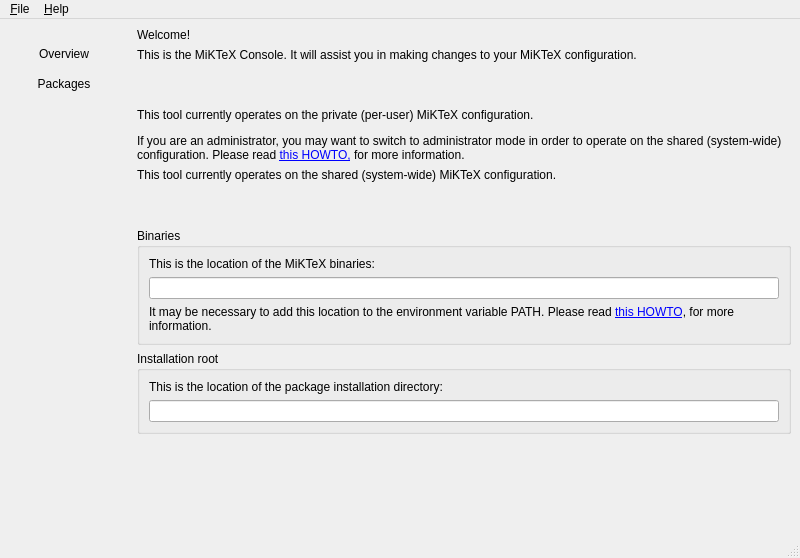
Before: the Qt Designer form Programs/MiKTeX/Console/Qt/mainwindow.ui in MiKTeX/miktex, drawn with Qt 5.
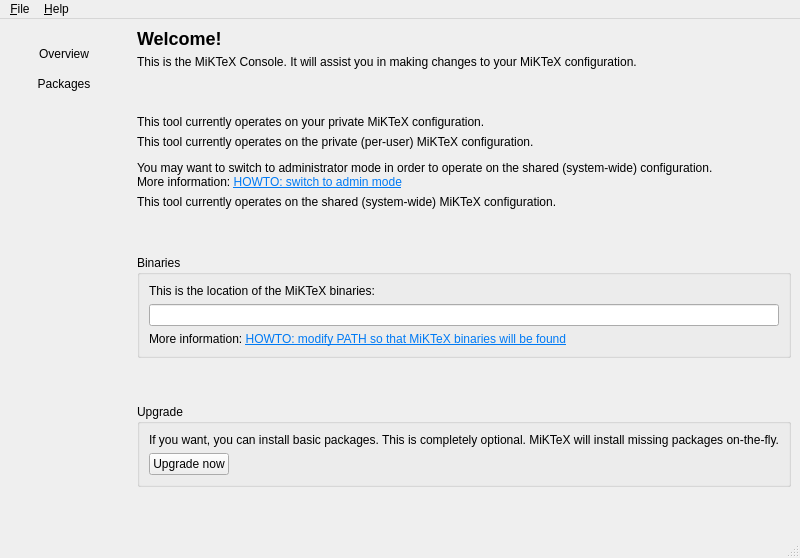
After: the same form once the commit is applied. The open tabs and pages were chosen to show the change. Icons and pictures are not drawn.

Commit message: MiKTeX Console

Diff of the .ui file:
```diff
--- a/Programs/MiKTeX/Console/Qt/mainwindow.ui
+++ b/Programs/MiKTeX/Console/Qt/mainwindow.ui
@@ -208,7 +208,7 @@
         <item>
          <widget class="QLabel" name="label_5">
           <property name="text">
-           <string>Welcome!</string>
+           <string>&lt;h2&gt;Welcome!&lt;/h2&gt;</string>
           </property>
          </widget>
         </item>
@@ -238,12 +238,34 @@
           </property>
          </spacer>
         </item>
+        <item>
+         <widget class="QWidget" name="privateMode" native="true">
+          <layout class="QVBoxLayout" name="verticalLayout_5">
+           <property name="leftMargin">
+            <number>0</number>
+           </property>
+           <property name="topMargin">
+            <number>0</number>
+           </property>
+           <property name="rightMargin">
+            <number>0</number>
+           </property>
+           <property name="bottomMargin">
+            <number>0</number>
+           </property>
+           <item>
+            <widget class="QLabel" name="label_6">
+             <property name="text">
+              <string>This tool currently operates on your private MiKTeX configuration.</string>
+             </property>
+            </widget>
+           </item>
+          </layout>
+         </widget>
+        </item>
         <item>
          <widget class="QWidget" name="userMode" native="true">
           <layout class="QVBoxLayout" name="verticalLayout_2">
-           <property name="spacing">
-            <number>0</number>
-           </property>
            <property name="leftMargin">
             <number>0</number>
            </property>
@@ -259,7 +281,7 @@
            <item>
             <widget class="QLabel" name="label_4">
              <property name="text">
-              <string>&lt;html&gt;&lt;head/&gt;&lt;body&gt;&lt;p&gt;This tool currently operates on the private (per-user) MiKTeX configuration.&lt;/p&gt;&lt;p&gt;If you are an administrator, you may want to switch to administrator mode in order to operate on the shared (system-wide) configuration. Please read &lt;a href=&quot;https://miktex.org/howto/admin-mode&quot;&gt;&lt;span style=&quot; text-decoration: underline; color:#0000ff;&quot;&gt;this HOWTO,&lt;/span&gt;&lt;/a&gt; for more information.&lt;/p&gt;&lt;/body&gt;&lt;/html&gt;</string>
+              <string>&lt;html&gt;&lt;head/&gt;&lt;body&gt;&lt;p&gt;This tool currently operates on the private (per-user) MiKTeX configuration.&lt;/p&gt;&lt;p&gt;You may want to switch to administrator mode in order to operate on the shared (system-wide) configuration.&lt;br/&gt;More information: &lt;a href=&quot;https://miktex.org/howto/admin-mode&quot;&gt;&lt;span style=&quot; text-decoration: underline; color:#007af4;&quot;&gt;HOWTO: switch to admin mode&lt;/span&gt;&lt;/a&gt;&lt;/p&gt;&lt;/body&gt;&lt;/html&gt;</string>
              </property>
              <property name="wordWrap">
               <bool>true</bool>
@@ -275,9 +297,6 @@
         <item>
          <widget class="QWidget" name="adminMode" native="true">
           <layout class="QVBoxLayout" name="verticalLayout_3">
-           <property name="spacing">
-            <number>0</number>
-           </property>
            <property name="leftMargin">
             <number>0</number>
            </property>
@@ -342,7 +361,7 @@
            <item>
             <widget class="QLabel" name="hintPath">
              <property name="text">
-              <string>&lt;html&gt;&lt;head/&gt;&lt;body&gt;&lt;p&gt;It may be necessary to add this location to the environment variable PATH. Please read &lt;a href=&quot;htttps://miktex.org/howto/set-path&quot;&gt;&lt;span style=&quot; text-decoration: underline; color:#0000ff;&quot;&gt;this HOWTO&lt;/span&gt;&lt;/a&gt;, for more information.&lt;/p&gt;&lt;/body&gt;&lt;/html&gt;</string>
+              <string>&lt;html&gt;&lt;head/&gt;&lt;body&gt;&lt;p&gt;More information: &lt;a href=&quot;https://miktex.org/howto/modify-path&quot;&gt;&lt;span style=&quot; text-decoration: underline; color:#007af4;&quot;&gt;HOWTO: modify PATH so that MiKTeX binaries will be found&lt;/span&gt;&lt;/a&gt;&lt;/p&gt;&lt;/body&gt;&lt;/html&gt;</string>
              </property>
              <property name="wordWrap">
               <bool>true</bool>
@@ -356,24 +375,60 @@
          </widget>
         </item>
         <item>
-         <widget class="QGroupBox" name="verticalGroupBox">
+         <spacer name="verticalSpacer_7">
+          <property name="orientation">
+           <enum>Qt::Vertical</enum>
+          </property>
+          <property name="sizeType">
+           <enum>QSizePolicy::Preferred</enum>
+          </property>
+          <property name="sizeHint" stdset="0">
+           <size>
+            <width>20</width>
+            <height>40</height>
+           </size>
+          </property>
+         </spacer>
+        </item>
+        <item>
+         <widget class="QGroupBox" name="hintUpgrade">
           <property name="title">
-           <string>Installation root</string>
+           <string>Upgrade</string>
           </property>
-          <layout class="QVBoxLayout" name="verticalLayout_5">
+          <layout class="QVBoxLayout">
            <item>
-            <widget class="QLabel" name="label_6">
+            <widget class="QLabel" name="label_7">
              <property name="text">
-              <string>This is the location of the package installation directory:</string>
+              <string>If you want, you can install basic packages. This is completely optional. MiKTeX will install missing packages on-the-fly.</string>
+             </property>
+             <property name="wordWrap">
+              <bool>true</bool>
              </property>
             </widget>
            </item>
            <item>
-            <widget class="QLineEdit" name="installdir">
-             <property name="readOnly">
-              <bool>true</bool>
-             </property>
-            </widget>
+            <layout class="QHBoxLayout" name="horizontalLayout_2">
+             <item>
+              <widget class="QPushButton" name="buttonUpgrade">
+               <property name="text">
+                <string>Upgrade now</string>
+               </property>
+              </widget>
+             </item>
+             <item>
+              <spacer name="horizontalSpacer">
+               <property name="orientation">
+                <enum>Qt::Horizontal</enum>
+               </property>
+               <property name="sizeHint" stdset="0">
+                <size>
+                 <width>40</width>
+                 <height>20</height>
+                </size>
+               </property>
+              </spacer>
+             </item>
+            </layout>
            </item>
           </layout>
          </widget>
```
Left out of the diff: 37 changed lines with no effect on the pictures. The commit also changes 2 other files.
